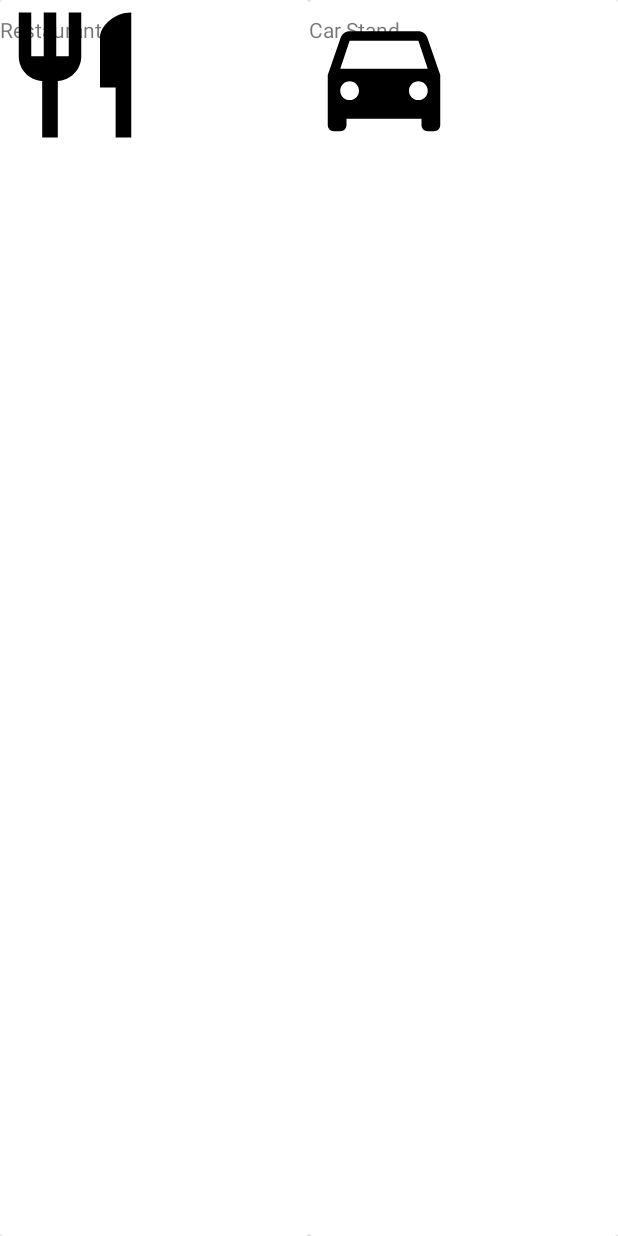
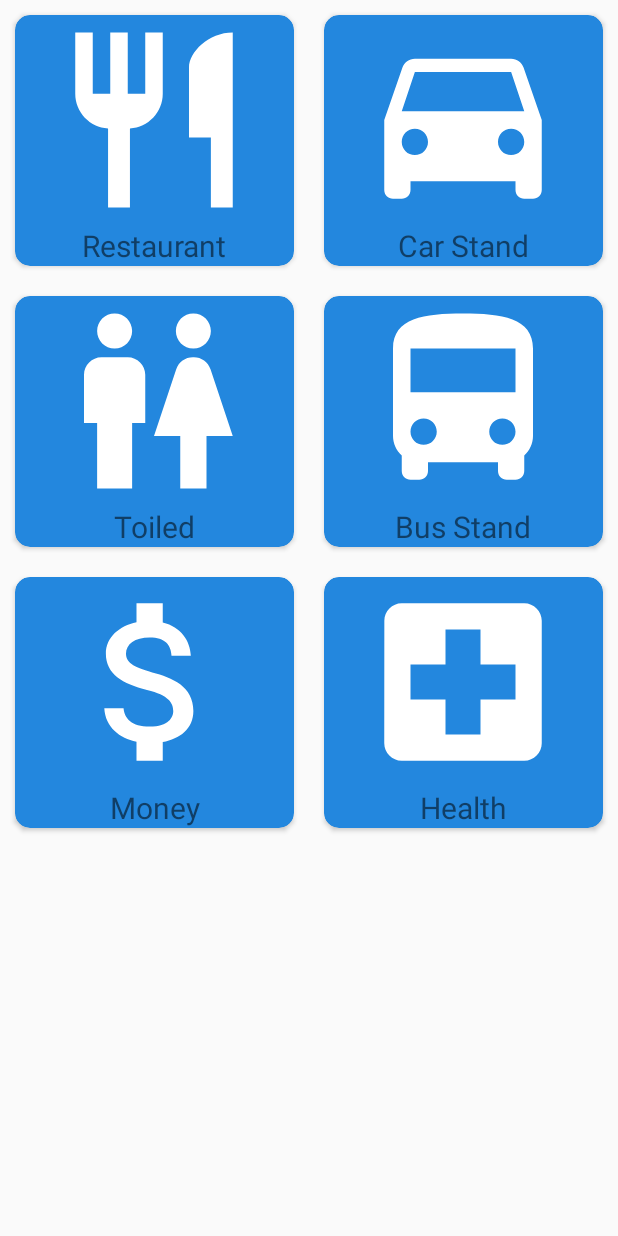
Before and after one commit to shakyaninja/BTA, an Android app: the ServicesActivity screen opened directly, with no data from a screen before it, on a phone screen of 412 x 824 dp. Run offline under Robolectric (Android 15) with nearby library versions, the phone set to English and light mode, and no system bars.

Commit message:
Service Layout Managed

```diff
--- a/app/src/main/java/com/example/bta/activities/ServicesActivity.java
+++ b/app/src/main/java/com/example/bta/activities/ServicesActivity.java
@@ -23,7 +23,7 @@ AdapterServices adapterServices;
 
         linearServices();
 
-        recyclerView = findViewById(R.id.serviceGrid);;
+        recyclerView = findViewById(R.id.serviceGrid);
         RecyclerView.LayoutManager  layoutManager = new GridLayoutManager(this,2,RecyclerView.VERTICAL,false);
         recyclerView.setLayoutManager(layoutManager);
         adapterServices= new AdapterServices(this, arrayList);
--- a/app/src/main/res/drawable/ic_bus_stop.xml
+++ b/app/src/main/res/drawable/ic_bus_stop.xml
@@ -1,4 +1,4 @@
-<vector android:height="100dp" android:viewportHeight="24.0"
-    android:viewportWidth="24.0" android:width="100dp" xmlns:android="http://schemas.android.com/apk/res/android">
-    <path android:fillColor="#FF000000" android:pathData="M4,16c0,0.88 0.39,1.67 1,2.22L5,20c0,0.55 0.45,1 1,1h1c0.55,0 1,-0.45 1,-1v-1h8v1c0,0.55 0.45,1 1,1h1c0.55,0 1,-0.45 1,-1v-1.78c0.61,-0.55 1,-1.34 1,-2.22L20,6c0,-3.5 -3.58,-4 -8,-4s-8,0.5 -8,4v10zM7.5,17c-0.83,0 -1.5,-0.67 -1.5,-1.5S6.67,14 7.5,14s1.5,0.67 1.5,1.5S8.33,17 7.5,17zM16.5,17c-0.83,0 -1.5,-0.67 -1.5,-1.5s0.67,-1.5 1.5,-1.5 1.5,0.67 1.5,1.5 -0.67,1.5 -1.5,1.5zM18,11L6,11L6,6h12v5z"/>
+<vector android:height="140dp" android:viewportHeight="24.0"
+    android:viewportWidth="24.0" android:width="140dp" xmlns:android="http://schemas.android.com/apk/res/android">
+    <path android:fillColor="#FFFFFFFF" android:pathData="M4,16c0,0.88 0.39,1.67 1,2.22L5,20c0,0.55 0.45,1 1,1h1c0.55,0 1,-0.45 1,-1v-1h8v1c0,0.55 0.45,1 1,1h1c0.55,0 1,-0.45 1,-1v-1.78c0.61,-0.55 1,-1.34 1,-2.22L20,6c0,-3.5 -3.58,-4 -8,-4s-8,0.5 -8,4v10zM7.5,17c-0.83,0 -1.5,-0.67 -1.5,-1.5S6.67,14 7.5,14s1.5,0.67 1.5,1.5S8.33,17 7.5,17zM16.5,17c-0.83,0 -1.5,-0.67 -1.5,-1.5s0.67,-1.5 1.5,-1.5 1.5,0.67 1.5,1.5 -0.67,1.5 -1.5,1.5zM18,11L6,11L6,6h12v5z"/>
 </vector>
--- a/app/src/main/res/drawable/ic_car_stand.xml
+++ b/app/src/main/res/drawable/ic_car_stand.xml
@@ -1,4 +1,4 @@
-<vector android:height="100dp" android:viewportHeight="24.0"
-    android:viewportWidth="24.0" android:width="100dp" xmlns:android="http://schemas.android.com/apk/res/android">
-    <path android:fillColor="#FF000000" android:pathData="M18.92,6.01C18.72,5.42 18.16,5 17.5,5h-11c-0.66,0 -1.21,0.42 -1.42,1.01L3,12v8c0,0.55 0.45,1 1,1h1c0.55,0 1,-0.45 1,-1v-1h12v1c0,0.55 0.45,1 1,1h1c0.55,0 1,-0.45 1,-1v-8l-2.08,-5.99zM6.5,16c-0.83,0 -1.5,-0.67 -1.5,-1.5S5.67,13 6.5,13s1.5,0.67 1.5,1.5S7.33,16 6.5,16zM17.5,16c-0.83,0 -1.5,-0.67 -1.5,-1.5s0.67,-1.5 1.5,-1.5 1.5,0.67 1.5,1.5 -0.67,1.5 -1.5,1.5zM5,11l1.5,-4.5h11L19,11L5,11z"/>
+<vector android:height="140dp" android:viewportHeight="24.0"
+    android:viewportWidth="24.0" android:width="140dp" xmlns:android="http://schemas.android.com/apk/res/android">
+    <path android:fillColor="#FFFFFFFF" android:pathData="M18.92,6.01C18.72,5.42 18.16,5 17.5,5h-11c-0.66,0 -1.21,0.42 -1.42,1.01L3,12v8c0,0.55 0.45,1 1,1h1c0.55,0 1,-0.45 1,-1v-1h12v1c0,0.55 0.45,1 1,1h1c0.55,0 1,-0.45 1,-1v-8l-2.08,-5.99zM6.5,16c-0.83,0 -1.5,-0.67 -1.5,-1.5S5.67,13 6.5,13s1.5,0.67 1.5,1.5S7.33,16 6.5,16zM17.5,16c-0.83,0 -1.5,-0.67 -1.5,-1.5s0.67,-1.5 1.5,-1.5 1.5,0.67 1.5,1.5 -0.67,1.5 -1.5,1.5zM5,11l1.5,-4.5h11L19,11L5,11z"/>
 </vector>
--- a/app/src/main/res/drawable/ic_currency.xml
+++ b/app/src/main/res/drawable/ic_currency.xml
@@ -1,9 +1,9 @@
 <vector xmlns:android="http://schemas.android.com/apk/res/android"
-        android:width="24dp"
-        android:height="24dp"
+        android:width="140dp"
+        android:height="140dp"
         android:viewportWidth="24.0"
         android:viewportHeight="24.0">
     <path
-        android:fillColor="#FF000000"
+        android:fillColor="#FFFFFFFF"
         android:pathData="M11.8,10.9c-2.27,-0.59 -3,-1.2 -3,-2.15 0,-1.09 1.01,-1.85 2.7,-1.85 1.78,0 2.44,0.85 2.5,2.1h2.21c-0.07,-1.72 -1.12,-3.3 -3.21,-3.81V3h-3v2.16c-1.94,0.42 -3.5,1.68 -3.5,3.61 0,2.31 1.91,3.46 4.7,4.13 2.5,0.6 3,1.48 3,2.41 0,0.69 -0.49,1.79 -2.7,1.79 -2.06,0 -2.87,-0.92 -2.98,-2.1h-2.2c0.12,2.19 1.76,3.42 3.68,3.83V21h3v-2.15c1.95,-0.37 3.5,-1.5 3.5,-3.55 0,-2.84 -2.43,-3.81 -4.7,-4.4z"/>
 </vector>
--- a/app/src/main/res/drawable/ic_local_hospital_black_24dp.xml
+++ b/app/src/main/res/drawable/ic_local_hospital_black_24dp.xml
@@ -1,4 +1,4 @@
-<vector android:height="100dp" android:viewportHeight="24.0"
-    android:viewportWidth="24.0" android:width="100dp" xmlns:android="http://schemas.android.com/apk/res/android">
-    <path android:fillColor="#FF000000" android:pathData="M19,3L5,3c-1.1,0 -1.99,0.9 -1.99,2L3,19c0,1.1 0.9,2 2,2h14c1.1,0 2,-0.9 2,-2L21,5c0,-1.1 -0.9,-2 -2,-2zM18,14h-4v4h-4v-4L6,14v-4h4L10,6h4v4h4v4z"/>
+<vector android:height="140dp" android:viewportHeight="24.0"
+    android:viewportWidth="24.0" android:width="140dp" xmlns:android="http://schemas.android.com/apk/res/android">
+    <path android:fillColor="#FFFFFFFF" android:pathData="M19,3L5,3c-1.1,0 -1.99,0.9 -1.99,2L3,19c0,1.1 0.9,2 2,2h14c1.1,0 2,-0.9 2,-2L21,5c0,-1.1 -0.9,-2 -2,-2zM18,14h-4v4h-4v-4L6,14v-4h4L10,6h4v4h4v4z"/>
 </vector>
--- a/app/src/main/res/drawable/ic_restaurant.xml
+++ b/app/src/main/res/drawable/ic_restaurant.xml
@@ -1,4 +1,4 @@
-<vector android:height="100dp" android:viewportHeight="24.0"
-    android:viewportWidth="24.0" android:width="100dp" xmlns:android="http://schemas.android.com/apk/res/android">
-    <path android:fillColor="#FF000000" android:pathData="M11,9L9,9L9,2L7,2v7L5,9L5,2L3,2v7c0,2.12 1.66,3.84 3.75,3.97L6.75,22h2.5v-9.03C11.34,12.84 13,11.12 13,9L13,2h-2v7zM16,6v8h2.5v8L21,22L21,2c-2.76,0 -5,2.24 -5,4z"/>
+<vector android:height="140dp" android:viewportHeight="24.0"
+    android:viewportWidth="24.0" android:width="140dp" xmlns:android="http://schemas.android.com/apk/res/android">
+    <path android:fillColor="#FFFFFFFF" android:pathData="M11,9L9,9L9,2L7,2v7L5,9L5,2L3,2v7c0,2.12 1.66,3.84 3.75,3.97L6.75,22h2.5v-9.03C11.34,12.84 13,11.12 13,9L13,2h-2v7zM16,6v8h2.5v8L21,22L21,2c-2.76,0 -5,2.24 -5,4z"/>
 </vector>
--- a/app/src/main/res/drawable/ic_toilet.xml
+++ b/app/src/main/res/drawable/ic_toilet.xml
@@ -1,4 +1,4 @@
-<vector android:height="100dp" android:viewportHeight="24.0"
-    android:viewportWidth="24.0" android:width="100dp" xmlns:android="http://schemas.android.com/apk/res/android">
-    <path android:fillColor="#FF000000" android:pathData="M5.5,22v-7.5L4,14.5L4,9c0,-1.1 0.9,-2 2,-2h3c1.1,0 2,0.9 2,2v5.5L9.5,14.5L9.5,22h-4zM18,22v-6h3l-2.54,-7.63C18.18,7.55 17.42,7 16.56,7h-0.12c-0.86,0 -1.63,0.55 -1.9,1.37L12,16h3v6h3zM7.5,6c1.11,0 2,-0.89 2,-2s-0.89,-2 -2,-2 -2,0.89 -2,2 0.89,2 2,2zM16.5,6c1.11,0 2,-0.89 2,-2s-0.89,-2 -2,-2 -2,0.89 -2,2 0.89,2 2,2z"/>
+<vector android:height="140dp" android:viewportHeight="24.0"
+    android:viewportWidth="24.0" android:width="140dp" xmlns:android="http://schemas.android.com/apk/res/android">
+    <path android:fillColor="#FFFFFFFF" android:pathData="M5.5,22v-7.5L4,14.5L4,9c0,-1.1 0.9,-2 2,-2h3c1.1,0 2,0.9 2,2v5.5L9.5,14.5L9.5,22h-4zM18,22v-6h3l-2.54,-7.63C18.18,7.55 17.42,7 16.56,7h-0.12c-0.86,0 -1.63,0.55 -1.9,1.37L12,16h3v6h3zM7.5,6c1.11,0 2,-0.89 2,-2s-0.89,-2 -2,-2 -2,0.89 -2,2 0.89,2 2,2zM16.5,6c1.11,0 2,-0.89 2,-2s-0.89,-2 -2,-2 -2,0.89 -2,2 0.89,2 2,2z"/>
 </vector>
--- a/app/src/main/res/layout/activity_services.xml
+++ b/app/src/main/res/layout/activity_services.xml
@@ -8,7 +8,8 @@
     <androidx.recyclerview.widget.RecyclerView
         android:id="@+id/serviceGrid"
         android:layout_width="match_parent"
-        android:layout_height="match_parent">
+        android:layout_height="wrap_content"
+        tools:ignore="MissingConstraints">
 
     </androidx.recyclerview.widget.RecyclerView>
 </androidx.constraintlayout.widget.ConstraintLayout>
--- a/app/src/main/res/layout/services_card.xml
+++ b/app/src/main/res/layout/services_card.xml
@@ -1,16 +1,30 @@
 <?xml version="1.0" encoding="utf-8"?>
 <androidx.cardview.widget.CardView xmlns:android="http://schemas.android.com/apk/res/android"
-    android:layout_width="match_parent" android:layout_height="match_parent">
-    <ImageView
+    android:layout_width="match_parent"
+    android:layout_height="wrap_content"
+    xmlns:app="http://schemas.android.com/apk/res-auto"
+    android:backgroundTint="@color/colorPrimary"
+    app:cardCornerRadius="10dp"
+    android:elevation="3dp"
+    android:layout_margin="10dp">
+    <LinearLayout
         android:layout_width="wrap_content"
         android:layout_height="wrap_content"
-        android:id="@+id/serviceImage">
-    </ImageView>
-    <TextView
-        android:id="@+id/serviceTitle"
-        android:layout_width="wrap_content"
-        android:layout_height="wrap_content"
-        android:layout_marginTop="10dp">
+        android:orientation="vertical"
+        android:layout_gravity="center_horizontal">
 
-    </TextView>
+        <ImageView
+            android:layout_width="wrap_content"
+            android:layout_height="wrap_content"
+            android:id="@+id/serviceImage"
+            android:layout_gravity="center_horizontal">
+        </ImageView>
+        <TextView
+            android:id="@+id/serviceTitle"
+            android:layout_width="match_parent"
+            android:layout_height="wrap_content"
+            android:textAlignment="center"
+            android:textSize="20sp">
+        </TextView>
+    </LinearLayout>
 </androidx.cardview.widget.CardView>
```
